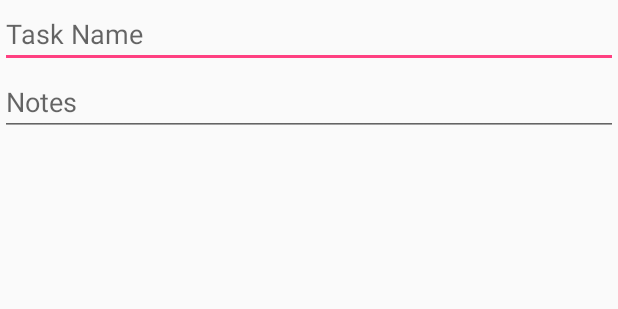
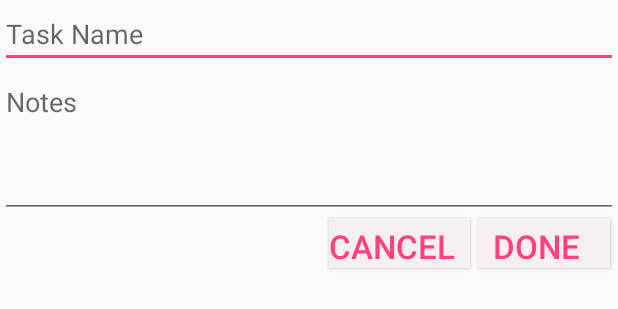
Before and after one commit to CarlosVillamar/TabProject_1, an Android app: the layout edit_activity.xml on its own in the app's theme, with its tools: preview values and no code run, on a phone screen of 412 x 824 dp. Shown: the top 309 px of the screen. Run offline under Robolectric (Android 15) with nearby library versions, the phone set to English and light mode, and no system bars.

Commit message:
added options menu and removed edit dialog box and instead replaced it with an activity

```diff
--- a/app/src/main/AndroidManifest.xml
+++ b/app/src/main/AndroidManifest.xml
@@ -20,6 +20,7 @@
             </intent-filter>
         </activity>
         <activity android:name=".AddActivity"></activity>
+        <activity android:name=".EditActivity"></activity>
     </application>
 
 </manifest>
--- /dev/null
+++ b/app/src/main/res/drawable/ic_menu_24dp.xml
@@ -0,0 +1,5 @@
+<vector android:autoMirrored="true" android:height="24dp"
+    android:tint="#FFFFFF" android:viewportHeight="24.0"
+    android:viewportWidth="24.0" android:width="24dp" xmlns:android="http://schemas.android.com/apk/res/android">
+    <path android:fillColor="#FF000000" android:pathData="M3,18h18v-2L3,16v2zM3,13h18v-2L3,11v2zM3,6v2h18L21,6L3,6z"/>
+</vector>
--- a/app/src/main/res/layout/add_edit_activity.xml
+++ b/app/src/main/res/layout/add_activity.xml
@@ -29,10 +29,12 @@
         android:layout_height="wrap_content"
         android:layout_below="@id/notesEditText"
         android:layout_alignParentRight="true"
-        android:layout_marginTop="310dp"
+        android:foregroundGravity="bottom"
+        android:baseline="@dimen/activity_vertical_margin"
         android:layout_marginRight="0dp"
         android:clickable="true"
-        app:srcCompat="@drawable/ic_create_black_24dp"
+        app:fabSize="normal"
+        app:srcCompat="@drawable/ic_edit_24dp"
         app:useCompatPadding="true" />
 
 </RelativeLayout>
--- a/app/src/main/res/layout/edit_activity.xml
+++ b/app/src/main/res/layout/edit_activity.xml
@@ -14,11 +14,48 @@
     <EditText
         android:id="@+id/notesAlterText"
         android:layout_width="match_parent"
-        android:layout_height="wrap_content"
+        android:layout_height="100dp"
         android:layout_weight="1"
         android:layout_below="@id/nameAlterText"
         android:gravity="top"
         android:hint="Notes"
         android:inputType="textMultiLine" />
+    <Button
+        android:id="@+id/editDone"
+        android:layout_width="wrap_content"
+        android:layout_height="15pt"
+        android:layout_below="@id/notesAlterText"
+        android:layout_marginRight="5dp"
+        android:layout_alignParentRight="true"
+        android:textColor="@color/colorAccent"
+        android:textAlignment="center"
+        android:textAllCaps="true"
+        android:textSize="10pt"
+        android:gravity="bottom"
+        android:text="Done"
+        android:background="@color/editDialogColor"
+        android:clickable="true"
+        android:focusable="true"
+        android:paddingEnd="10dp"
+        />
+    <Button
+        android:id="@+id/editCancel"
+        android:layout_width="wrap_content"
+        android:layout_height="15pt"
+        android:layout_below="@id/notesAlterText"
+        android:layout_toLeftOf="@id/editDone"
+        android:layout_marginRight="5dp"
+        android:textColor="@color/colorAccent"
+        android:textAlignment="center"
+        android:textAllCaps="true"
+        android:textSize="10pt"
+        android:gravity="bottom"
+        android:text="Cancel"
+        android:background="@color/editDialogColor"
+        android:clickable="true"
+        android:focusable="true"
+        android:paddingEnd="10dp"
+        />
+
 
 </RelativeLayout>
--- a/app/src/main/res/menu/menu_main.xml
+++ b/app/src/main/res/menu/menu_main.xml
@@ -12,4 +12,9 @@
         android:orderInCategory="2"
         android:title="Delete Task"
         app:showAsAction="ifRoom" />
+    <item
+        android:id="@+id/option_menu"
+        android:icon="@drawable/ic_menu_24dp"
+        android:orderInCategory="3"
+        android:title="@string/action_settings"/>
 </menu>
--- a/app/src/main/res/values/colors.xml
+++ b/app/src/main/res/values/colors.xml
@@ -3,4 +3,5 @@
     <color name="colorPrimary">#d605135e</color>
     <color name="colorPrimaryDark">#303F9F</color>
     <color name="colorAccent">#FF4081</color>
+    <color name="editDialogColor">#F5EFEF</color>
 </resources>
```
Also changed, not shown: app/src/main/java/com/example/carlos/tabproject1/AddActivity.java (+1 -7 lines), app/src/main/java/com/example/carlos/tabproject1/EditActivity.java (+32 -2 lines), app/src/main/java/com/example/carlos/tabproject1/Tab1Fragment.java (+6 -1 lines), app/src/main/java/com/example/carlos/tabproject1/tabAdapter.java (+39 -24 lines), app/src/main/res/drawable/ic_edit_24dp.xml (renamed from app/src/main/res/drawable/ic_create_black_24dp.xml).
